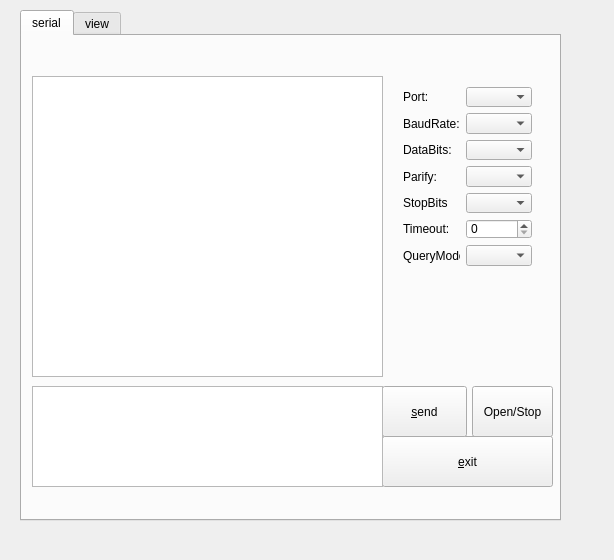
radio-ho0/qt_temer, file temreader.ui: the form before one commit.
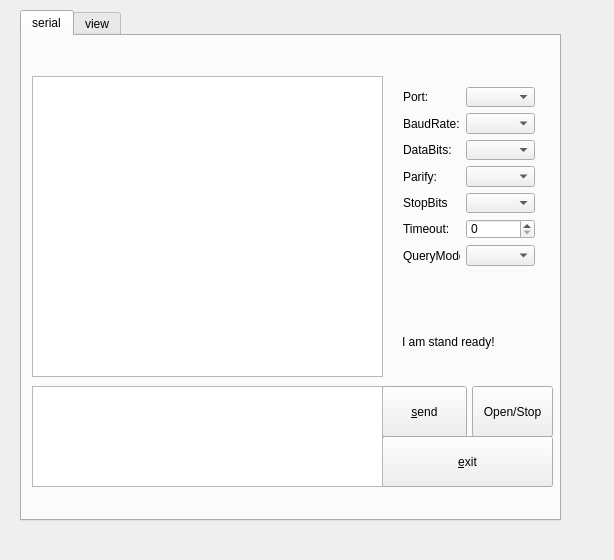
The form after the commit.

```diff
--- a/temreader.ui
+++ b/temreader.ui
@@ -57,7 +57,7 @@
       <rect>
        <x>370</x>
        <y>40</y>
-       <width>151</width>
+       <width>154</width>
        <height>201</height>
       </rect>
      </property>
@@ -174,6 +174,19 @@
       </rect>
      </property>
     </widget>
+    <widget class="QLabel" name="lbStatus">
+     <property name="geometry">
+      <rect>
+       <x>380</x>
+       <y>290</y>
+       <width>141</width>
+       <height>31</height>
+      </rect>
+     </property>
+     <property name="text">
+      <string>I am stand ready!</string>
+     </property>
+    </widget>
    </widget>
    <widget class="QWidget" name="tab_2">
     <attribute name="title">
```
